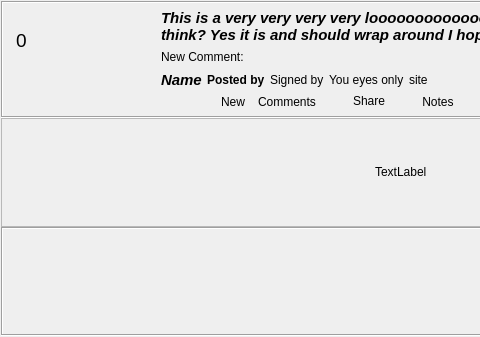
The window that retroshare-gui/src/gui/Posted/PostedItem.ui (RetroShare/RetroShare) describes before a commit, drawn with Qt 5; both pictures show x 0 to 480 and y 0 to 337 of the 825 by 337 pixel window.
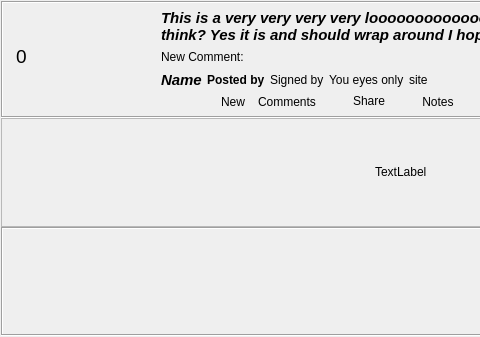
The same window after the commit. Icons and pictures are not drawn. Custom widgets are drawn as their Qt base class.

Patch:
```diff
--- a/retroshare-gui/src/gui/Posted/PostedItem.ui
+++ b/retroshare-gui/src/gui/Posted/PostedItem.ui
@@ -87,16 +87,16 @@
           <number>0</number>
          </property>
          <property name="leftMargin">
-          <number>3</number>
+          <number>0</number>
          </property>
          <property name="topMargin">
-          <number>3</number>
+          <number>0</number>
          </property>
          <property name="rightMargin">
-          <number>3</number>
+          <number>0</number>
          </property>
          <property name="bottomMargin">
-          <number>3</number>
+          <number>0</number>
          </property>
          <item>
           <widget class="QToolButton" name="voteUpButton">
@@ -176,12 +176,6 @@
            <property name="sizeType">
             <enum>QSizePolicy::Expanding</enum>
            </property>
-           <property name="sizeHint" stdset="0">
-            <size>
-             <width>20</width>
-             <height>5</height>
-            </size>
-           </property>
           </spacer>
          </item>
         </layout>
@@ -726,17 +720,17 @@
   </layout>
  </widget>
  <customwidgets>
+  <customwidget>
+   <class>GxsIdLabel</class>
+   <extends>QLabel</extends>
+   <header>gui/gxs/GxsIdLabel.h</header>
+  </customwidget>
   <customwidget>
    <class>ElidedLabel</class>
    <extends>QLabel</extends>
    <header>gui/common/ElidedLabel.h</header>
    <container>1</container>
   </customwidget>
-  <customwidget>
-   <class>GxsIdLabel</class>
-   <extends>QLabel</extends>
-   <header>gui/gxs/GxsIdLabel.h</header>
-  </customwidget>
   <customwidget>
    <class>ClickableLabel</class>
    <extends>QLabel</extends>
```
Left out of the diff: 32 changed lines with no effect on the pictures.
